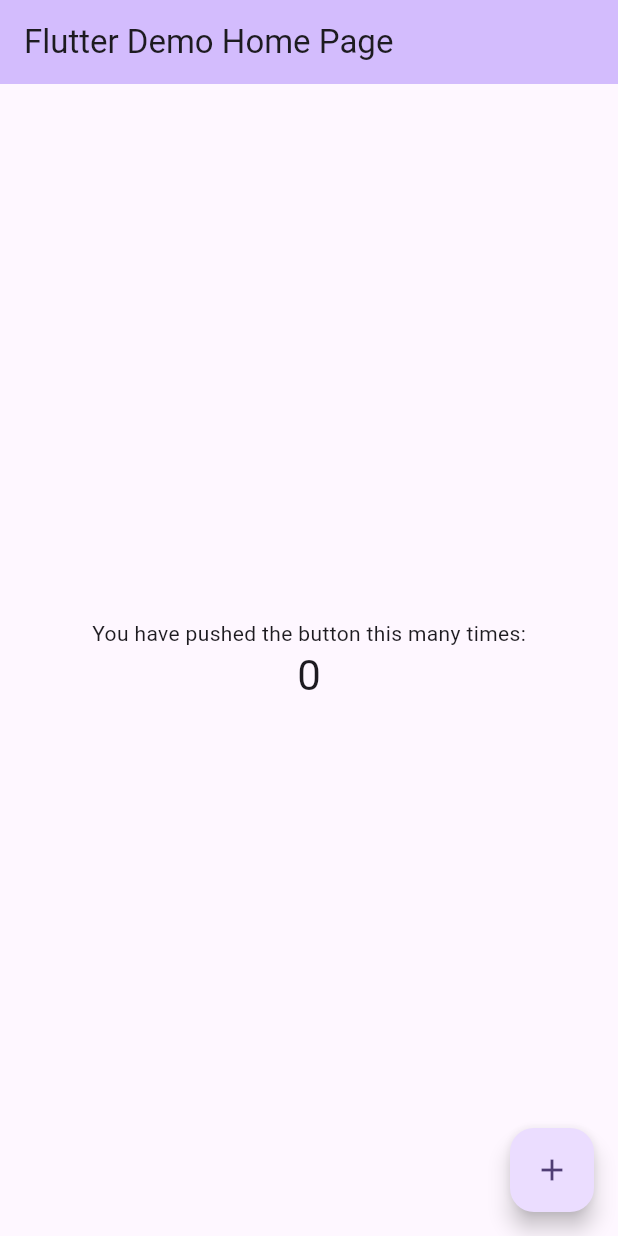
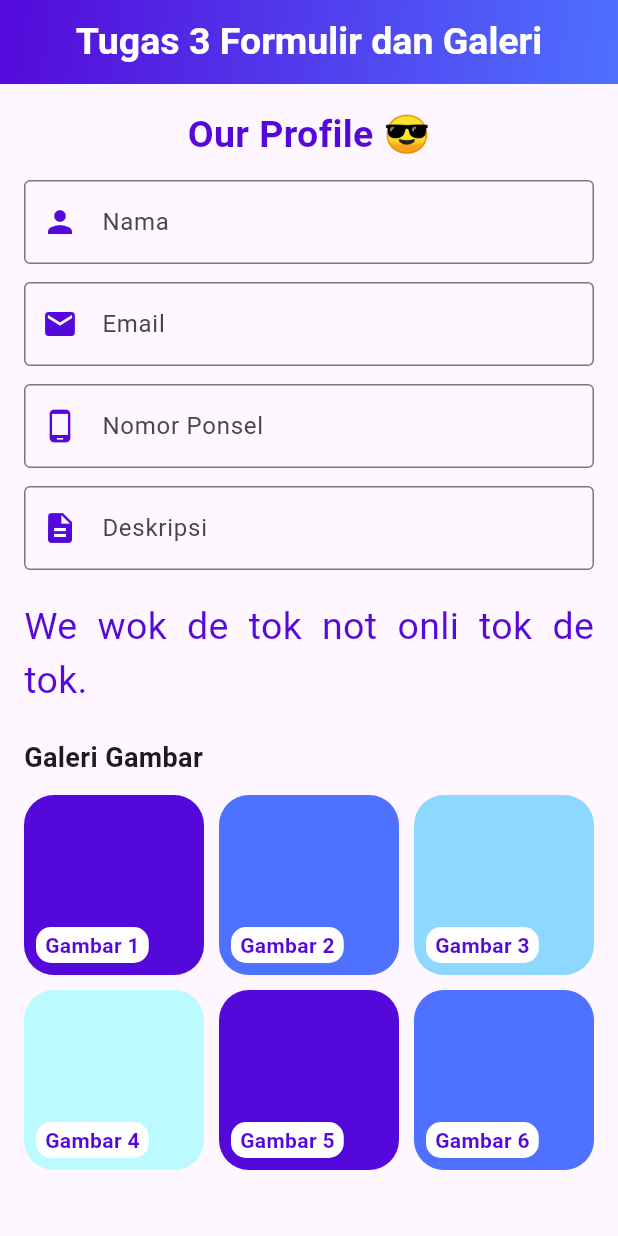
Before and after one commit to ridaprojectppkd/tugas_flutter, a Flutter app: the screen it shows after launch, on a phone screen of 412 x 824 dp. Run offline on Flutter 3.47's test engine with Material 3 defaults, Android fonts, the phone set to English and light mode, and no system bars.

Commit message:
tugas2flutter

```diff
--- /dev/null
+++ b/lib/Tugas3flutter.dart
@@ -0,0 +1,162 @@
+import 'package:flutter/material.dart';
+
+class TugasTiga extends StatelessWidget {
+  const TugasTiga({super.key});
+
+  @override
+  Widget build(BuildContext context) {
+    final List<Color> colors = [
+      const Color(0xFF5409DA), // ungu tua
+      const Color(0xFF4E71FF), // biru terang
+      const Color(0xFF8DD8FF), // biru muda
+      const Color(0xFFBBFBFF), // biru sangat muda
+    ];
+
+    return Scaffold(
+      appBar: AppBar(
+        centerTitle: true,
+        title: const Text(
+          "Tugas 3 Formulir dan Galeri",
+          style: TextStyle(
+            fontSize: 25,
+            fontWeight: FontWeight.bold,
+            color: Colors.white,
+          ),
+        ),
+        flexibleSpace: Container(
+          decoration: const BoxDecoration(
+            gradient: LinearGradient(
+              begin: Alignment.topLeft,
+              end: Alignment.bottomRight,
+              colors: [
+                Color(0xFF5409DA),
+                Color(0xFF4E71FF),
+              ],
+            ),
+          ),
+        ),
+        backgroundColor: Colors.transparent,
+        elevation: 0,
+      ),
+      body: SingleChildScrollView(
+        padding: const EdgeInsets.all(16),
+        child: Column(
+          crossAxisAlignment: CrossAxisAlignment.start,
+          children: [
+            const Center(
+              child: Text(
+                "Our Profile 😎",
+                style: TextStyle(
+                  fontSize: 25,
+                  fontWeight: FontWeight.bold,
+                  color: Color(0xFF5409DA),
+                ),
+              ),
+            ),
+            const SizedBox(height: 12),
+
+            // Text Field Nama
+            const TextField(
+              decoration: InputDecoration(
+                labelText: "Nama",
+                border: OutlineInputBorder(),
+                prefixIcon: Icon(Icons.person),
+                prefixIconColor: Color(0xFF5409DA),
+              ),
+            ),
+            const SizedBox(height: 12),
+
+            // Text Field Email
+            const TextField(
+              decoration: InputDecoration(
+                labelText: "Email",
+                border: OutlineInputBorder(),
+                prefixIcon: Icon(Icons.email),
+                prefixIconColor: Color(0xFF5409DA),
+              ),
+            ),
+            const SizedBox(height: 12),
+
+            // Text Field Nomor Ponsel
+            const TextField(
+              decoration: InputDecoration(
+                labelText: "Nomor Ponsel",
+                border: OutlineInputBorder(),
+                prefixIcon: Icon(Icons.phone_android),
+                prefixIconColor: Color(0xFF5409DA),
+              ),
+            ),
+            const SizedBox(height: 12),
+
+            // Text Field Deskripsi
+            const TextField(
+              decoration: InputDecoration(
+                labelText: "Deskripsi",
+                border: OutlineInputBorder(),
+                prefixIcon: Icon(Icons.description),
+                prefixIconColor: Color(0xFF5409DA),
+              ),
+            ),
+            const SizedBox(height: 20),
+
+            // Kalimat keren
+            const Text(
+              "We wok de tok not onli tok de tok.",
+              style: TextStyle(
+                fontSize: 25,
+                color: Color.fromARGB(255, 86, 9, 218),
+              ),
+              textAlign: TextAlign.justify,
+            ),
+            const SizedBox(height: 20),
+
+            const Text(
+              "Galeri Gambar",
+              style: TextStyle(fontSize: 18, fontWeight: FontWeight.bold),
+            ),
+            const SizedBox(height: 12),
+
+            GridView.count(
+              crossAxisCount: 3,
+              shrinkWrap: true,
+              physics: const NeverScrollableScrollPhysics(),
+              crossAxisSpacing: 10,
+              mainAxisSpacing: 10,
+              children: List.generate(6, (index) {
+                final color = colors[index % colors.length];
+                return Stack(
+                  children: [
+                    Container(
+                      decoration: BoxDecoration(
+                        color: color,
+                        borderRadius: BorderRadius.circular(20),
+                      ),
+                    ),
+                    Positioned(
+                      bottom: 8,
+                      left: 8,
+                      child: Container(
+                        padding: const EdgeInsets.symmetric(horizontal: 6, vertical: 2),
+                        decoration: BoxDecoration(
+                          color: Colors.white,
+                          borderRadius: BorderRadius.circular(10),
+                        ),
+                        child: Text(
+                          'Gambar ${index + 1}',
+                          style: const TextStyle(
+                            color: Color(0xFF5409DA),
+                            fontWeight: FontWeight.bold,
+                          ),
+                        ),
+                      ),
+                    ),
+                  ],
+                );
+              }),
+            ),
+          ],
+        ),
+      ),
+    );
+  }
+}
--- a/lib/main.dart
+++ b/lib/main.dart
@@ -1,11 +1,18 @@
 import 'package:flutter/material.dart';
+import 'package:tugas_flutter/Tugas3flutter.dart';
+import 'package:tugas_flutter/gpttest.dart';
+import 'package:tugas_flutter/meet2A.dart';
+import 'package:tugas_flutter/meet3c.dart';
+import 'package:tugas_flutter/meet4b.dart';
+import 'package:tugas_flutter/meet_4A.dart';
+import 'package:tugas_flutter/tugas2flutter.dart';
 
 void main() {
   runApp(const MyApp());
 }
 
 class MyApp extends StatelessWidget {
-  const MyApp({super.key});
+  const MyApp ({super.key});
 
   // This widget is the root of your application.
   @override
@@ -30,93 +37,7 @@
         // tested with just a hot reload.
         colorScheme: ColorScheme.fromSeed(seedColor: Colors.deepPurple),
       ),
-      home: const MyHomePage(title: 'Flutter Demo Home Page'),
+      home:  TugasTiga(),
     );
   }
 }
-
-class MyHomePage extends StatefulWidget {
-  const MyHomePage({super.key, required this.title});
-
-  // This widget is the home page of your application. It is stateful, meaning
-  // that it has a State object (defined below) that contains fields that affect
-  // how it looks.
-
-  // This class is the configuration for the state. It holds the values (in this
-  // case the title) provided by the parent (in this case the App widget) and
-  // used by the build method of the State. Fields in a Widget subclass are
-  // always marked "final".
-
-  final String title;
-
-  @override
-  State<MyHomePage> createState() => _MyHomePageState();
-}
-
-class _MyHomePageState extends State<MyHomePage> {
-  int _counter = 0;
-
-  void _incrementCounter() {
-    setState(() {
-      // This call to setState tells the Flutter framework that something has
-      // changed in this State, which causes it to rerun the build method below
-      // so that the display can reflect the updated values. If we changed
-      // _counter without calling setState(), then the build method would not be
-      // called again, and so nothing would appear to happen.
-      _counter++;
-    });
-  }
-
-  @override
-  Widget build(BuildContext context) {
-    // This method is rerun every time setState is called, for instance as done
-    // by the _incrementCounter method above.
-    //
-    // The Flutter framework has been optimized to make rerunning build methods
-    // fast, so that you can just rebuild anything that needs updating rather
-    // than having to individually change instances of widgets.
-    return Scaffold(
-      appBar: AppBar(
-        // TRY THIS: Try changing the color here to a specific color (to
-        // Colors.amber, perhaps?) and trigger a hot reload to see the AppBar
-        // change color while the other colors stay the same.
-        backgroundColor: Theme.of(context).colorScheme.inversePrimary,
-        // Here we take the value from the MyHomePage object that was created by
-        // the App.build method, and use it to set our appbar title.
-        title: Text(widget.title),
-      ),
-      body: Center(
-        // Center is a layout widget. It takes a single child and positions it
-        // in the middle of the parent.
-        child: Column(
-          // Column is also a layout widget. It takes a list of children and
-          // arranges them vertically. By default, it sizes itself to fit its
-          // children horizontally, and tries to be as tall as its parent.
-          //
-          // Column has various properties to control how it sizes itself and
-          // how it positions its children. Here we use mainAxisAlignment to
-          // center the children vertically; the main axis here is the vertical
-          // axis because Columns are vertical (the cross axis would be
-          // horizontal).
-          //
-          // TRY THIS: Invoke "debug painting" (choose the "Toggle Debug Paint"
-          // action in the IDE, or press "p" in the console), to see the
-          // wireframe for each widget.
-          mainAxisAlignment: MainAxisAlignment.center,
-          children: <Widget>[
-            const Text('You have pushed the button this many times:'),
-            Text(
-              '$_counter',
-              style: Theme.of(context).textTheme.headlineMedium,
-            ),
-          ],
-        ),
-      ),
-      floatingActionButton: FloatingActionButton(
-        onPressed: _incrementCounter,
-        tooltip: 'Increment',
-        child: const Icon(Icons.add),
-      ), // This trailing comma makes auto-formatting nicer for build methods.
-    );
-  }
-}
--- a/lib/tugas2flutter.dart
+++ b/lib/tugas2flutter.dart
@@ -168,7 +168,7 @@ class PhoneContainer extends StatelessWidget {
         Icon(Icons.phone, color: Colors.green),
         SizedBox(width: 10),
         Text(
-          "0812-3456-7890",
+          "0817-7046-0991",
           style: TextStyle(fontSize: 16),
         ),
         Spacer(),
--- a/pubspec.yaml
+++ b/pubspec.yaml
@@ -58,8 +58,9 @@ flutter:
   uses-material-design: true
 
   # To add assets to your application, add an assets section, like this:
-  # assets:
-  #   - images/a_dot_burr.jpeg
+  assets:
+    - Assets\image\poto1.jpg
+
   #   - images/a_dot_ham.jpeg
 
   # An image asset can refer to one or more resolution-specific "variants", see
```
Also changed, not shown: lib/gpttest.dart (added, +104 -0 lines), lib/meet2A.dart (added, +71 -0 lines), lib/meet3b.dart (added, +63 -0 lines), lib/meet3c.dart (added, +57 -0 lines), lib/meet4b.dart (added, +40 -0 lines), lib/meet_4A.dart (added, +61 -0 lines), Assets/image/poto1.jpg (added).
